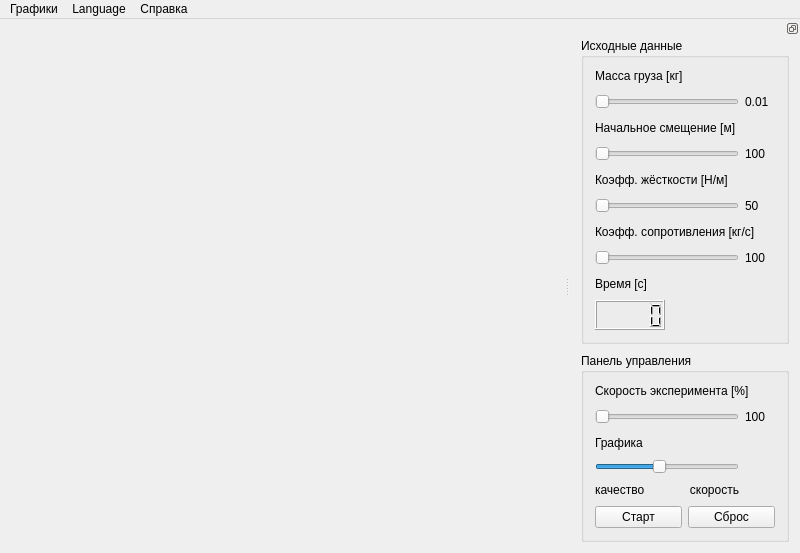
Qt form src/Pendulum/MainWindow.ui (AlienCowEatCake/pendulum) before a commit.
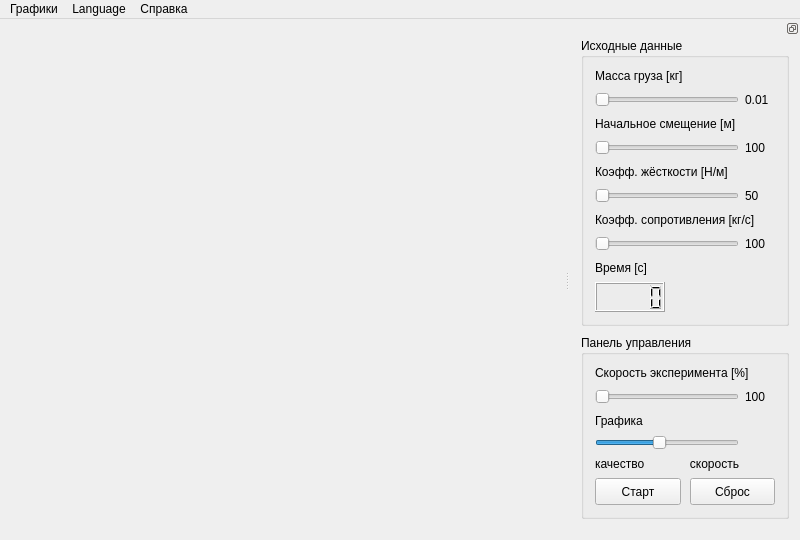
The same form after that commit. Icons and pictures are not drawn. Custom widgets are drawn as their Qt base class.

Commit message: Подобрал высоту кнопок и всего остального

The edit to the form file:
```diff
--- a/src/Pendulum/MainWindow.ui
+++ b/src/Pendulum/MainWindow.ui
@@ -92,7 +92,7 @@
        </property>
        <layout class="QGridLayout" name="gridLayout">
         <property name="verticalSpacing">
-         <number>9</number>
+         <number>7</number>
         </property>
         <item row="0" column="0" colspan="2">
          <widget class="QLabel" name="label">
@@ -282,7 +282,7 @@
        </property>
        <layout class="QGridLayout" name="gridLayout_2">
         <property name="verticalSpacing">
-         <number>9</number>
+         <number>7</number>
         </property>
         <item row="0" column="0" colspan="2">
          <widget class="QLabel" name="label_9">
@@ -366,8 +366,17 @@
         </item>
         <item row="5" column="0" colspan="2">
          <layout class="QHBoxLayout" name="horizontalLayout_2">
+          <property name="spacing">
+           <number>9</number>
+          </property>
           <item>
            <widget class="QPushButton" name="pushButtonStart">
+            <property name="minimumSize">
+             <size>
+              <width>0</width>
+              <height>27</height>
+             </size>
+            </property>
             <property name="text">
              <string>Старт</string>
             </property>
@@ -375,6 +384,12 @@
           </item>
           <item>
            <widget class="QPushButton" name="pushButtonStop">
+            <property name="minimumSize">
+             <size>
+              <width>0</width>
+              <height>27</height>
+             </size>
+            </property>
             <property name="text">
              <string>Сброс</string>
             </property>
```
